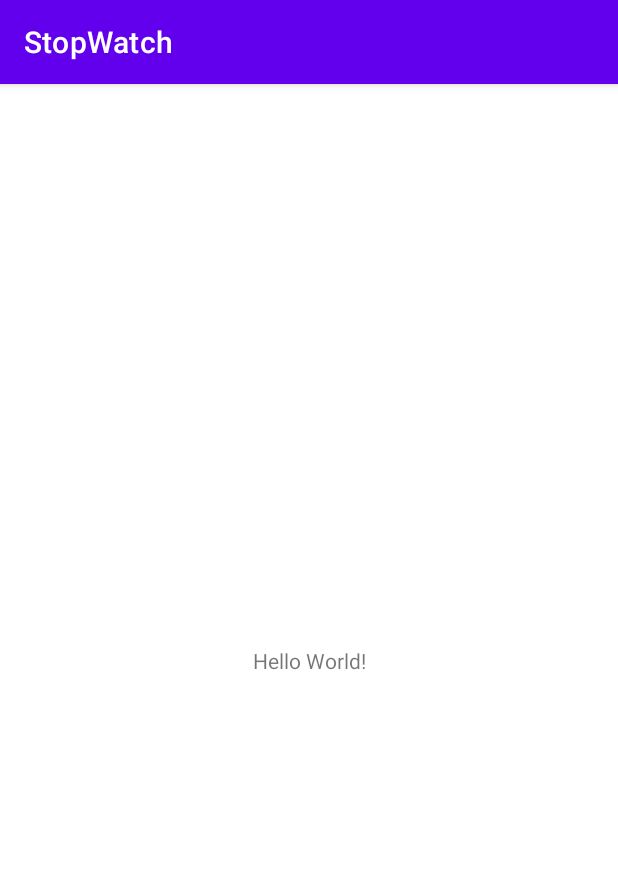
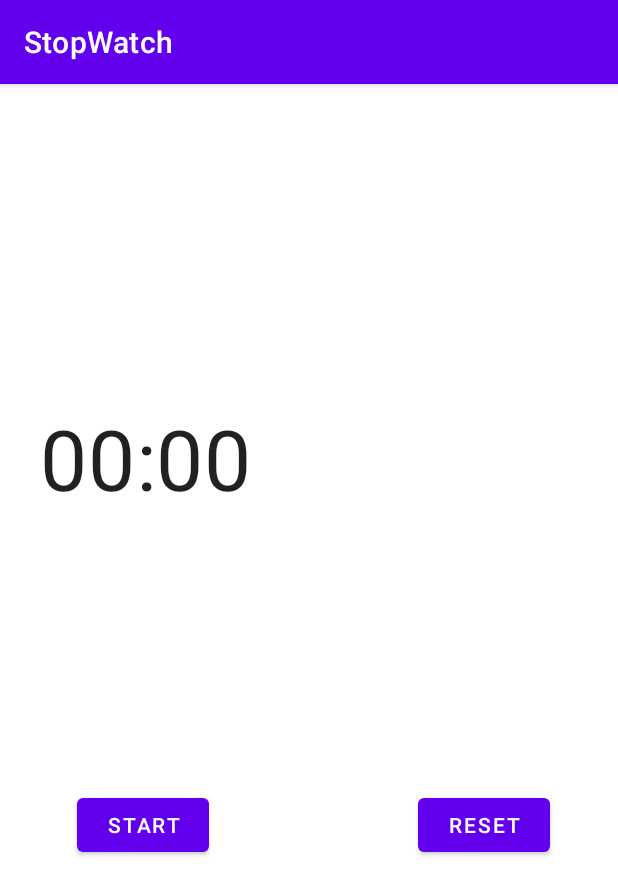
Before and after one commit to N-Hodson/StopWatch-1, an Android app: the screen it shows after launch (MainActivity), on a phone screen of 412 x 824 dp. Shown: the top 895 px of the screen. Run offline under Robolectric (Android 15) with nearby library versions, the phone set to English and light mode, and no system bars.

Commit message:
just logs and wireing

```diff
--- a/app/src/main/java/com/example/stopwatch/MainActivity.kt
+++ b/app/src/main/java/com/example/stopwatch/MainActivity.kt
@@ -1,11 +1,65 @@
 package com.example.stopwatch
 
+import android.nfc.Tag
 import androidx.appcompat.app.AppCompatActivity
 import android.os.Bundle
+import android.os.PersistableBundle
+import android.util.Log
+import android.widget.Button
+import android.widget.Chronometer
 
 class MainActivity : AppCompatActivity() {
+    lateinit var start: Button
+    lateinit var reset: Button
+    lateinit var stopwatch: Chronometer
+
     override fun onCreate(savedInstanceState: Bundle?) {
         super.onCreate(savedInstanceState)
         setContentView(R.layout.activity_main)
+        wireWidgets()
+
     }
+
+    private fun wireWidgets() {
+        start = findViewById(R.id.button_main_start)
+        reset = findViewById(R.id.button_main_reset)
+        stopwatch = findViewById(R.id.chronometer_main_stopwatch)
+    }
+
+    companion object {
+        val TAG = "MainActivity"
+    }
+
+    override fun onCreate(savedInstanceState: Bundle?, persistentState: PersistableBundle?) {
+        super.onCreate(savedInstanceState, persistentState)
+        Log.d(TAG, "onCreate")
+    }
+
+    override fun onStart() {
+        super.onStart()
+        Log.d(TAG, "onStart")
+    }
+
+    override fun onResume() {
+        super.onResume()
+        Log.d(TAG, "onResume")
+    }
+
+    override fun onPause() {
+        super.onPause()
+        Log.d(TAG, "onPause")
+    }
+
+    override fun onStop() {
+        super.onStop()
+        Log.d(TAG, "onStop")
+    }
+
+    override fun onDestroy() {
+        super.onDestroy()
+        Log.d(TAG, "onDestroy")
+    }
+
+
+
 }
--- a/app/src/main/res/layout/activity_main.xml
+++ b/app/src/main/res/layout/activity_main.xml
@@ -1,18 +1,44 @@
 <?xml version="1.0" encoding="utf-8"?>
-<androidx.constraintlayout.widget.ConstraintLayout xmlns:android="http://schemas.android.com/apk/res/android"
+<androidx.constraintlayout.widget.ConstraintLayout
+    xmlns:android="http://schemas.android.com/apk/res/android"
     xmlns:app="http://schemas.android.com/apk/res-auto"
     xmlns:tools="http://schemas.android.com/tools"
     android:layout_width="match_parent"
     android:layout_height="match_parent"
     tools:context=".MainActivity">
 
-    <TextView
+    <Chronometer
+        android:id="@+id/chronometer_main_stopwatch"
+        android:layout_width="77dp"
+        android:layout_height="76dp"
+        android:layout_marginTop="324dp"
+        android:layout_marginEnd="192dp"
+        android:scaleX="4"
+        android:scaleY="4"
+        app:layout_constraintEnd_toEndOf="parent"
+        app:layout_constraintTop_toTopOf="parent" />
+
+    <Button
+        android:id="@+id/button_main_start"
         android:layout_width="wrap_content"
         android:layout_height="wrap_content"
-        android:text="Hello World!"
+        android:layout_marginStart="45dp"
+        android:layout_marginEnd="133dp"
+        android:layout_marginBottom="250dp"
+        android:text="start"
         app:layout_constraintBottom_toBottomOf="parent"
-        app:layout_constraintLeft_toLeftOf="parent"
-        app:layout_constraintRight_toRightOf="parent"
-        app:layout_constraintTop_toTopOf="parent" />
+        app:layout_constraintEnd_toStartOf="@+id/button_main_reset"
+        app:layout_constraintStart_toStartOf="parent" />
+
+    <Button
+        android:id="@+id/button_main_reset"
+        android:layout_width="wrap_content"
+        android:layout_height="wrap_content"
+        android:layout_marginEnd="45dp"
+        android:layout_marginBottom="250dp"
+        android:text="reset"
+        app:layout_constraintBottom_toBottomOf="parent"
+        app:layout_constraintEnd_toEndOf="parent" />
+
 
 </androidx.constraintlayout.widget.ConstraintLayout>
```
